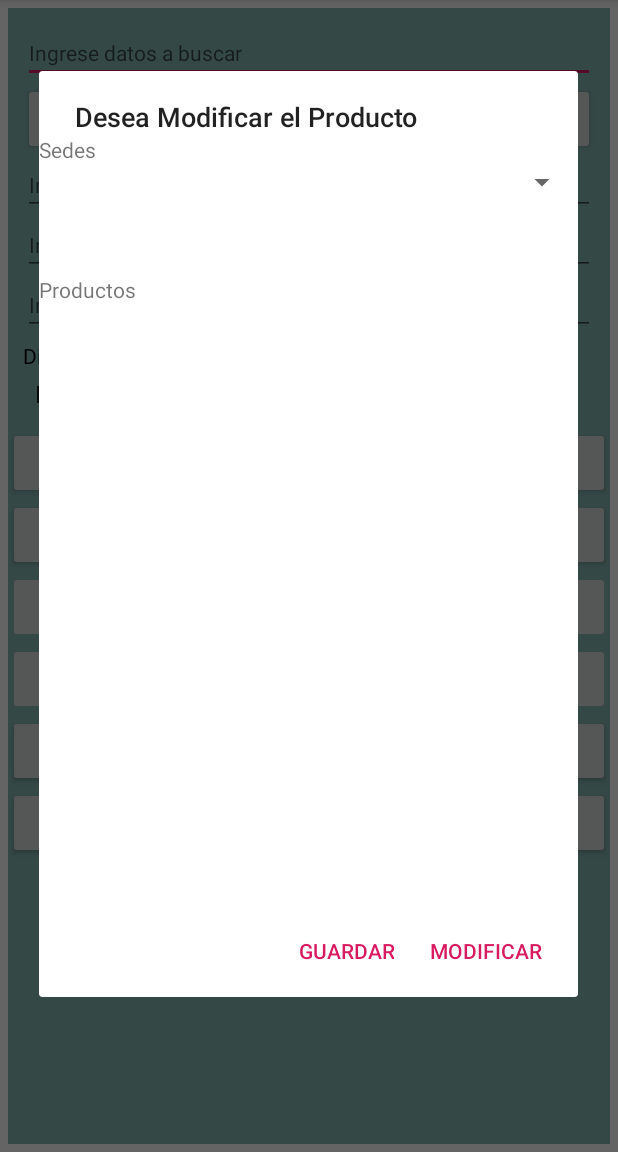
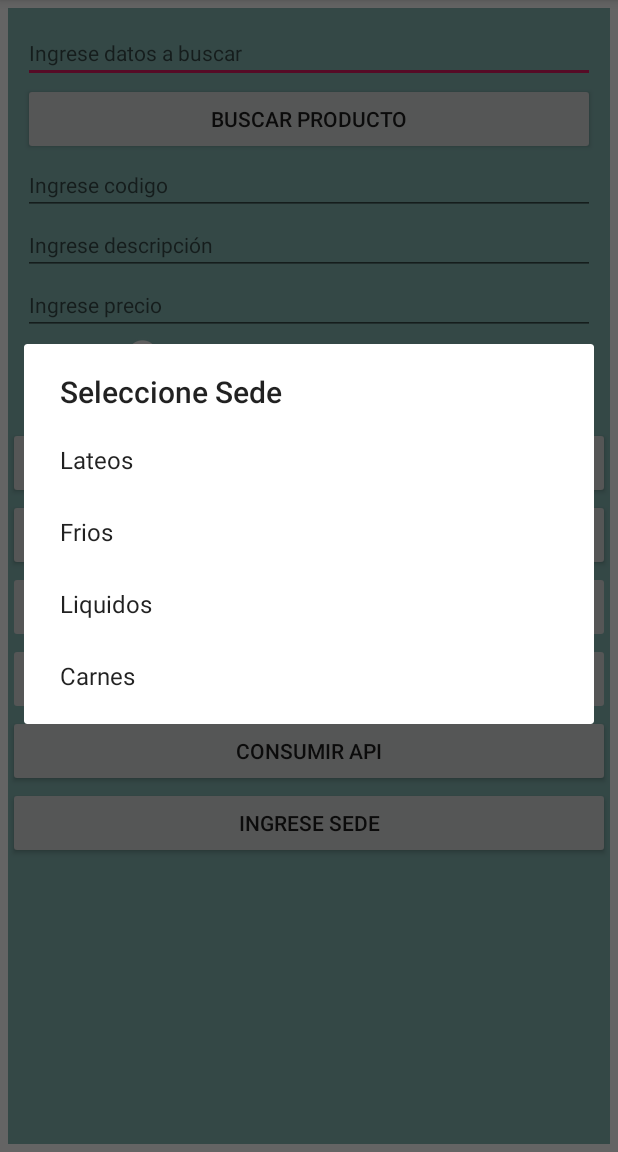
Before and after one commit to Yackson10/DistribuidoraHyJa, an Android app: the screen it shows after launch (MainActivity), after a tap on "INGRESE SEDE", on a phone screen of 412 x 824 dp, the part 84-1236 px from its top. Run offline under Robolectric (Android 15) with nearby library versions, the phone set to English and light mode, and no system bars.

Commit message:
Cambio 13 enero del 2020

```diff
--- a/app/src/main/java/com/example/distribuidorahyj/Activity/MainActivity.java
+++ b/app/src/main/java/com/example/distribuidorahyj/Activity/MainActivity.java
@@ -67,7 +67,7 @@ public class MainActivity extends AppCompatActivity {
 
         btnIngreseSede.setOnClickListener(v -> {
             DialogoSedesPorProducto dialogoSedesPorProducto = new DialogoSedesPorProducto(MainActivity.this);
-            dialogoSedesPorProducto.DialogoSedes(producto);
+            dialogoSedesPorProducto.DialogoSedes(v);
         });
 
         modificar.setOnClickListener(new View.OnClickListener() {
--- a/app/src/main/java/com/example/distribuidorahyj/adaptadores/AdapterProducto.java
+++ b/app/src/main/java/com/example/distribuidorahyj/adaptadores/AdapterProducto.java
@@ -20,7 +20,7 @@ public class AdapterProducto extends RecyclerView.Adapter<AdapterProducto.ViewHo
     public ArrayList<Producto> listDatos;
     private onItemClick mClickListener;
     private onItemClicks nClickListener;
-    // private  onItemClicka aClickListener;
+    //private  onItemClicka aClickListener;
     ProductoDAO eliProducto;
     ProductoDAO modiProducto;
 
--- a/app/src/main/java/com/example/distribuidorahyj/dialogos/DialogoSedesPorProducto.java
+++ b/app/src/main/java/com/example/distribuidorahyj/dialogos/DialogoSedesPorProducto.java
@@ -3,19 +3,28 @@ package com.example.distribuidorahyj.dialogos;
 import androidx.appcompat.app.AlertDialog;
 import androidx.appcompat.app.AppCompatActivity;
 
+import android.app.Dialog;
 import android.content.Context;
+import android.content.DialogInterface;
 import android.os.Bundle;
 import android.view.LayoutInflater;
 import android.view.View;
 import android.widget.ListView;
 import android.widget.Spinner;
+import android.widget.Toast;
 
 import com.example.distribuidorahyj.R;
+import com.example.distribuidorahyj.dao.ProductoDAO;
 import com.example.distribuidorahyj.domain.Producto;
+
+import java.util.ArrayList;
 
 public class DialogoSedesPorProducto extends AppCompatActivity {
 
     Context context;
+    ArrayList<Producto> listProducto;
+    Spinner spi;
+
 
     public DialogoSedesPorProducto(Context context) {
         this.context = context;
@@ -26,28 +35,36 @@ public class DialogoSedesPorProducto extends AppCompatActivity {
         super.onCreate(savedInstanceState);
         setContentView(R.layout.activity_dialogo_sedes_por_producto);
 
+        spi = findViewById(R.id.spinnera);
+
     }
 
-    public void DialogoSedes(Producto producto) {
+    public void  DialogoSedes(View view) {
 
         AlertDialog.Builder builder = new AlertDialog.Builder(context);
 
-        LayoutInflater inflater = (LayoutInflater) context.getSystemService(Context.LAYOUT_INFLATER_SERVICE);
 
-        View view = inflater.inflate(R.layout.activity_dialogo_sedes_por_producto,null);
+        //LayoutInflater inflater = (LayoutInflater) context.getSystemService(Context.LAYOUT_INFLATER_SERVICE);
 
-        builder.setView(view);
+        //View views = inflater.inflate(R.layout.activity_dialogo_sedes_por_producto,null);
 
-        builder.setTitle("Desea Modificar el Producto ")
+        //builder.setView(views);
 
-                .setPositiveButton("MODIFICAR",
-                        (dialog, which) -> {
+        builder.setTitle("Seleccione Sede");
 
-                        })
-                .setNegativeButton("GUARDAR",
-                        (dialog, which) -> dialog.cancel());
+        builder.setItems(R.array.array_Producto, new DialogInterface.OnClickListener() {
+            @Override
+            public void onClick(DialogInterface dialog, int which) {
+                Toast.makeText(context, "asdds", Toast.LENGTH_SHORT).show();
+            }
 
-        builder.show();
+        });
+
+
+        Dialog dialog = builder.create();
+        dialog.show();
+
     }
 
+
 }
--- a/app/src/main/res/layout/activity_dialogo_sedes_por_producto.xml
+++ b/app/src/main/res/layout/activity_dialogo_sedes_por_producto.xml
@@ -18,10 +18,11 @@
             android:text="Sedes" />
 
         <Spinner
-            android:id="@+id/spinner"
+            android:id="@+id/spinnera"
             android:layout_width="match_parent"
             android:layout_height="wrap_content"
-            android:layout_marginBottom="50dp"/>
+            android:layout_marginBottom="50dp"
+            android:entries="@array/array_Sede"/>
 
     </LinearLayout>
 
@@ -37,14 +38,10 @@
             android:layout_height="wrap_content"
             android:text="Productos" />
 
-        <androidx.recyclerview.widget.RecyclerView
-            android:id="@+id/recyclerId"
-            android:layout_width="match_parent"
-            android:layout_height="400dp"
-            android:orientation="horizontal" />
-
-
-
+        <ListView
+            android:id="@+id/ListProductoSedes"
+            android:layout_width="wrap_content"
+            android:layout_height="300dp" />
 
     </LinearLayout>
 
```
Also changed, not shown: app/src/main/java/com/example/distribuidorahyj/Activity/ListActivity.java (+6 -4 lines), app/src/main/java/com/example/distribuidorahyj/dialogos/DialogoAgregarListado.java (+8 -2 lines).
